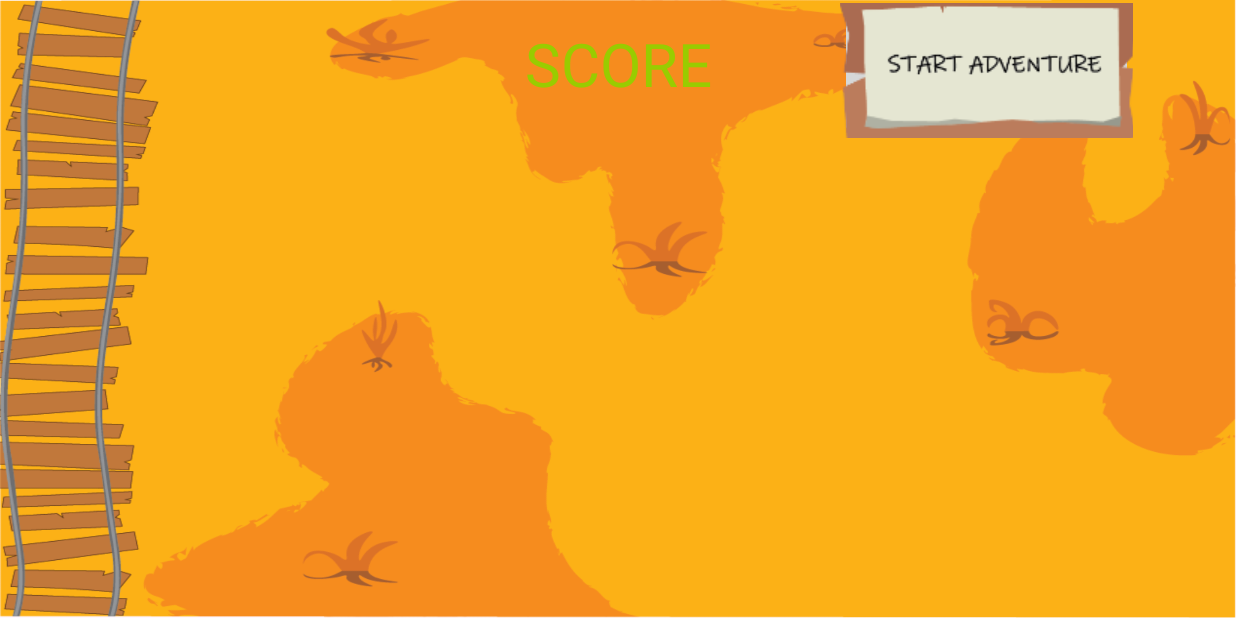
After one commit to Rica26/ProjetoMobile, an Android app: the LeaderboardActivity screen opened directly, with no data from a screen before it, on a phone screen of 824 x 412 dp (held sideways). The commit adds this screen. Run offline under Robolectric (Android 15) with nearby library versions, the phone set to English and light mode, and no system bars; our stand-ins replace Firebase (no records; nobody signed in at launch, a user with empty details on screens opened directly).

Commit message:
trabalho acabado com leaderboard implementada

```diff
--- a/app/src/main/AndroidManifest.xml
+++ b/app/src/main/AndroidManifest.xml
@@ -13,9 +13,13 @@
         android:theme="@style/Theme.Projeto"
         tools:targetApi="31">
         <activity
-            android:name=".StartScreenActivity"
+            android:name=".LeaderboardActivity"
             android:screenOrientation="landscape"
             android:exported="false" />
+        <activity
+            android:name=".StartScreenActivity"
+            android:exported="false"
+            android:screenOrientation="landscape" />
         <activity
             android:name=".Victory"
             android:exported="false"
--- a/app/src/main/java/ipca/game/projeto/Enemy.kt
+++ b/app/src/main/java/ipca/game/projeto/Enemy.kt
@@ -137,9 +137,6 @@ class Enemy {
             y -= directionY
 
         }
-        /*if(enemyType==EnemyType.SLIME){
-            player.speed=-1
-        }*/
 
         // Garante que o inimigo não ultrapasse os limites da tela
         x = x.coerceIn(0f, maxX.toFloat() - bitmap.width)
--- /dev/null
+++ b/app/src/main/java/ipca/game/projeto/LeaderboardActivity.kt
@@ -0,0 +1,72 @@
+package ipca.game.projeto
+
+import android.content.Intent
+import androidx.appcompat.app.AppCompatActivity
+import android.os.Bundle
+import android.util.Log
+import android.view.View
+import android.view.ViewGroup
+import android.widget.BaseAdapter
+import android.widget.ImageButton
+import android.widget.ListView
+import android.widget.TextView
+import com.google.firebase.firestore.DocumentSnapshot
+import ipca.game.projeto.FirebaseHelpers.db
+
+class LeaderboardActivity : AppCompatActivity() {
+
+    val adapter=LeaderboardAdapter()
+    var leaderboardList= mutableListOf<User>()
+
+
+    override fun onCreate(savedInstanceState: Bundle?) {
+        super.onCreate(savedInstanceState)
+        setContentView(R.layout.activity_leaderboard)
+        val listView: ListView = findViewById(R.id.ListViewLeaderboard)
+        listView.adapter = adapter
+        findViewById<ImageButton>(R.id.imageButtonStartLeader).setOnClickListener {
+            val intent=Intent(this, GameActivity::class.java)
+            startActivity(intent)
+        }
+       User.getAll {
+           leaderboardList=it
+           adapter.notifyDataSetChanged()
+       }
+    }
+
+
+    inner class LeaderboardAdapter : BaseAdapter() {
+        override fun getCount(): Int {
+            return leaderboardList.count()
+        }
+
+        override fun getItem(position: Int): Any {
+            return leaderboardList[position]
+        }
+
+        override fun getItemId(position: Int): Long {
+            return 0
+        }
+
+        override fun getView(position: Int, convertView: View?, parent: ViewGroup?): View {
+            val rootView=layoutInflater.inflate(R.layout.row_leaderboard,parent,false)
+            val timeTextView = rootView.findViewById<TextView>(R.id.textViewTimeLeader)
+            leaderboardList[position].times?.sortBy { it }
+
+
+            var score=""
+            if(leaderboardList[position].times?.size?:0>0)
+                score+="1º${leaderboardList[position].times!![0]}s\n "
+
+            if(leaderboardList[position].times?.size?:0>1)
+                score+="2º${leaderboardList[position].times!![1]}s\n "
+
+            if(leaderboardList[position].times?.size?:0>2)
+                score+="3º${leaderboardList[position].times!![2]}s "
+
+            timeTextView.text=score
+            return rootView
+
+        }
+    }
+}
--- a/app/src/main/java/ipca/game/projeto/StartScreenActivity.kt
+++ b/app/src/main/java/ipca/game/projeto/StartScreenActivity.kt
@@ -13,5 +13,9 @@ class StartScreenActivity : AppCompatActivity() {
             val intent= Intent(this, GameActivity::class.java)
             startActivity(intent)
         }
+        findViewById<ImageButton>(R.id.imageButtonLeaderboard).setOnClickListener {
+            val intent=Intent(this,LeaderboardActivity::class.java)
+            startActivity(intent)
+        }
     }
 }
--- /dev/null
+++ b/app/src/main/java/ipca/game/projeto/User.kt
@@ -0,0 +1,28 @@
+package ipca.game.projeto
+
+import android.hardware.Sensor
+import com.google.firebase.firestore.toObject
+import ipca.game.projeto.FirebaseHelpers.db
+
+data class User (var times : ArrayList<Long>? = null) {
+
+    companion object{
+
+        fun getAll(callback:(ArrayList<User>)->Unit){
+            db.collection("users")
+                .addSnapshotListener{value,error->
+                    if(error!=null){
+                        callback(arrayListOf<User>())
+                    }
+                    else{
+                        val users= arrayListOf<User>()
+                        for(d in value!!.documents){
+                            val user=d.toObject<User>()
+                            users.add(user!!)
+                        }
+                        callback(users)
+                    }
+                }
+        }
+    }
+}
--- /dev/null
+++ b/app/src/main/res/layout/activity_leaderboard.xml
@@ -0,0 +1,52 @@
+<?xml version="1.0" encoding="utf-8"?>
+<androidx.constraintlayout.widget.ConstraintLayout xmlns:android="http://schemas.android.com/apk/res/android"
+    xmlns:app="http://schemas.android.com/apk/res-auto"
+    xmlns:tools="http://schemas.android.com/tools"
+    android:layout_width="match_parent"
+    android:layout_height="match_parent"
+    android:background="@drawable/bg"
+    tools:context=".LeaderboardActivity">
+
+    <ListView
+        android:id="@+id/ListViewLeaderboard"
+        android:layout_width="729dp"
+        android:layout_height="409dp"
+        android:layout_marginTop="300dp"
+        android:background="#00000000"
+        app:layout_constraintBottom_toBottomOf="parent"
+        app:layout_constraintEnd_toEndOf="parent"
+        app:layout_constraintHorizontal_bias="1.0"
+        app:layout_constraintStart_toStartOf="parent"
+        app:layout_constraintTop_toTopOf="parent"
+        app:layout_constraintVertical_bias="0.687" />
+
+    <TextView
+        android:id="@+id/textViewScoreLeader"
+        android:layout_width="wrap_content"
+        android:layout_height="wrap_content"
+        android:layout_marginStart="303dp"
+        android:layout_marginTop="15dp"
+        android:layout_marginEnd="303dp"
+        android:layout_marginBottom="27dp"
+        android:text="SCORE"
+        android:textColor="@android:color/holo_green_light"
+        android:textSize="40sp"
+        app:layout_constraintBottom_toTopOf="@+id/ListViewLeaderboard"
+        app:layout_constraintEnd_toEndOf="parent"
+        app:layout_constraintStart_toStartOf="parent"
+        app:layout_constraintTop_toTopOf="parent" />
+
+    <ImageButton
+        android:id="@+id/imageButtonStartLeader"
+        android:layout_width="195dp"
+        android:layout_height="90dp"
+        android:layout_marginStart="62dp"
+        android:layout_marginTop="2dp"
+        android:layout_marginEnd="46dp"
+        android:layout_marginBottom="4dp"
+        app:layout_constraintBottom_toTopOf="@+id/ListViewLeaderboard"
+        app:layout_constraintEnd_toEndOf="parent"
+        app:layout_constraintStart_toEndOf="@+id/textViewScoreLeader"
+        app:layout_constraintTop_toTopOf="parent"
+        app:srcCompat="@drawable/startbutton" />
+</androidx.constraintlayout.widget.ConstraintLayout>
--- a/app/src/main/res/layout/activity_main.xml
+++ b/app/src/main/res/layout/activity_main.xml
@@ -34,7 +34,7 @@
         tools:srcCompat="@drawable/startbutton" />
 
     <ImageButton
-        android:id="@+id/imageButtonExit"
+        android:id="@+id/imageButtonLeaderboard"
         android:layout_width="wrap_content"
         android:layout_height="wrap_content"
         android:layout_marginStart="283dp"
@@ -46,5 +46,5 @@
         app:layout_constraintStart_toStartOf="parent"
         app:layout_constraintTop_toTopOf="@+id/imageView"
         app:layout_constraintVertical_bias="0.371"
-        app:srcCompat="@drawable/exitbutton" />
+        app:srcCompat="@drawable/leaderboard" />
 </androidx.constraintlayout.widget.ConstraintLayout>
```
Also changed, not shown: app/src/main/java/ipca/game/projeto/FirebaseHelpers.kt (+34 -9 lines), app/src/main/java/ipca/game/projeto/Victory.kt (+26 -3 lines), app/src/main/res/layout/row_leaderboard.xml (added, +27 -0 lines), app/src/main/res/drawable/leaderboard.png (added).
